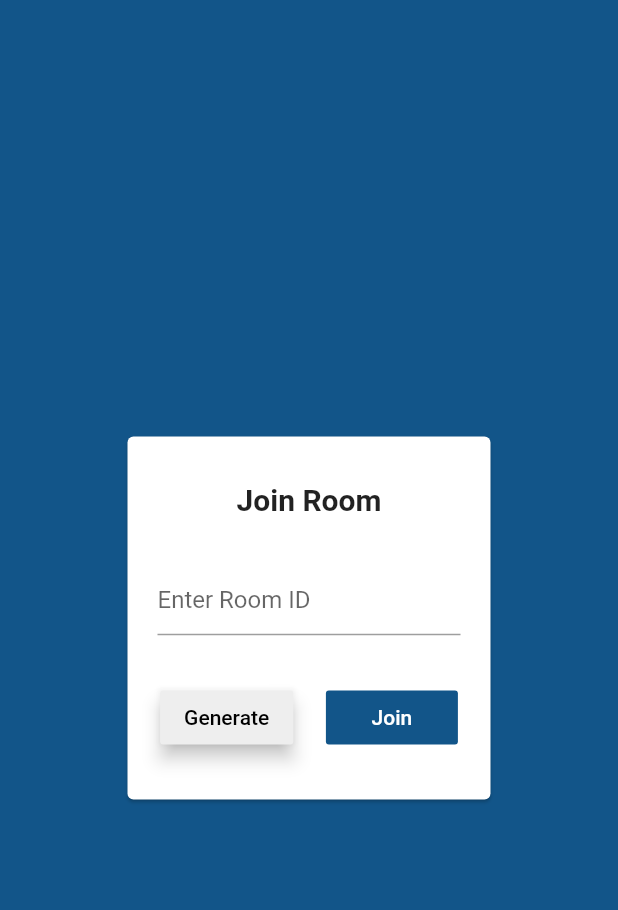
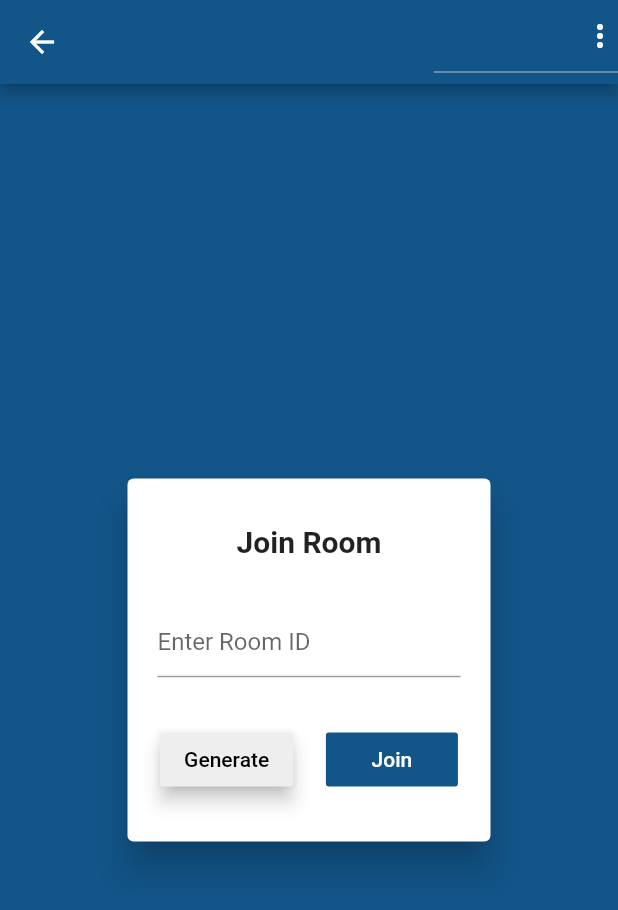
Before and after one commit to azim2429/Flutter-Chat-Application, a Flutter app: the JoinRoom screen opened directly, on a phone screen of 412 x 824 dp. Shown: the top 910 px of the screen. Run offline on Flutter 3.47's test engine with Material 2 defaults, Android fonts, the phone set to English and light mode, and no system bars; our stand-ins replace cloud_firestore, firebase_auth, firebase_core, firebase_storage, image_picker, shared_preferences; missing offline and left inert: encrypt; accounts and stored records are empty; network calls fail.

Commit message:
Minor Bugs Fixed

```diff
--- a/lib/Widget/auth_form.dart
+++ b/lib/Widget/auth_form.dart
@@ -71,7 +71,7 @@ class _AuthWidgetState extends State<AuthWidget> {
                     CircleAvatar(
                       radius: 40,
                       backgroundImage:
-                          _image != null ? FileImage(_image) : null,
+                          _image != null ? FileImage(_image) : NetworkImage('https://cdn4.iconfinder.com/data/icons/avatars-xmas-giveaway/128/boy_male_avatar_portrait-512.png'),
                     ),
                   if (!_isLogin)
                     FlatButton.icon(
--- a/lib/screen/enter_room.dart
+++ b/lib/screen/enter_room.dart
@@ -1,7 +1,10 @@
 import 'package:chatapp/screen/chat_screen.dart';
+import 'package:firebase_auth/firebase_auth.dart';
 import 'package:flutter/material.dart';
 import 'package:shared_preferences/shared_preferences.dart';
 import 'dart:math';
+
+import 'auth_screen.dart';
 
 class JoinRoom extends StatefulWidget {
   @override
@@ -26,6 +29,17 @@ class _JoinRoomState extends State<JoinRoom> {
     print(randomRoomID);
   }
 
+  void logout() async {
+    SharedPreferences pref = await SharedPreferences.getInstance();
+    pref.remove('token');
+    FirebaseAuth.instance.signOut();
+    print('logout');
+    Navigator.push(
+      context,
+      MaterialPageRoute(builder: (context) => AuthScreen()),
+    );
+  }
+
   void submit() async {
     final valid = _formKey.currentState.validate();
 
@@ -48,11 +62,41 @@ class _JoinRoomState extends State<JoinRoom> {
     return Scaffold(
       resizeToAvoidBottomInset: false,
       backgroundColor: background,
+      appBar: AppBar(
+        backgroundColor: background,
+        centerTitle: true,
+        actions: [
+          DropdownButton(
+            onChanged: (item) {
+              if (item == 'logout') {
+                logout();
+              }
+            },
+            icon: Icon(
+              Icons.more_vert,
+              color: Colors.white,
+            ),
+            items: [
+              DropdownMenuItem(
+                child: Row(
+                  children: [
+                    Icon(Icons.exit_to_app),
+                    SizedBox(width: 25),
+                    Text('Logout'),
+                  ],
+                ),
+                value: 'logout',
+              ),
+            ],
+          )
+        ],
+      ),
       body: Center(
         child: Container(
           width: 250,
           height: 250,
           child: Card(
+            elevation: 10,
             child: Column(
               mainAxisAlignment: MainAxisAlignment.spaceEvenly,
               children: [
```
Also changed, not shown: lib/Widget/message_bubble.dart (+27 -18 lines), lib/Widget/messages.dart (+16 -10 lines), lib/Widget/new_messages.dart (+13 -16 lines), lib/screen/auth_screen.dart (+12 -1 lines), lib/screen/chat_screen.dart (+35 -13 lines).
